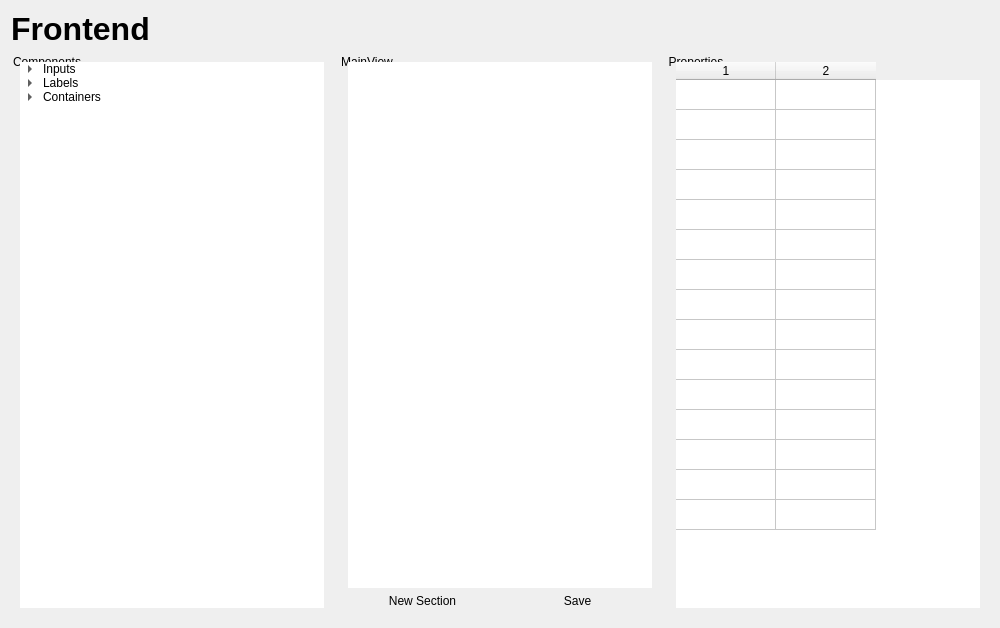
First picture: the form in src/components/frontend-dashboard/frontenddashboard.ui, repository RapidWebForge/RapidWebForgeApp, before the edit.
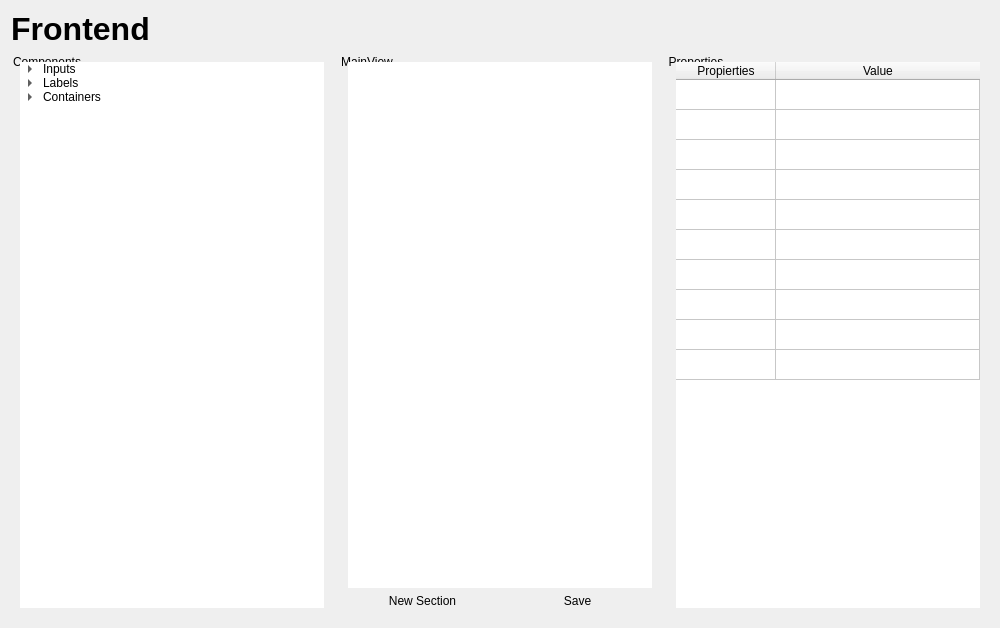
Second picture: the form after the edit.

The edit to the form file:
```diff
--- a/src/components/frontend-dashboard/frontenddashboard.ui
+++ b/src/components/frontend-dashboard/frontenddashboard.ui
@@ -171,11 +171,14 @@
        <layout class="QVBoxLayout" name="verticalLayoutProperties">
         <item>
          <widget class="QTableWidget" name="propertiesTable">
+          <property name="sizeAdjustPolicy">
+           <enum>QAbstractScrollArea::SizeAdjustPolicy::AdjustIgnored</enum>
+          </property>
           <property name="gridStyle">
            <enum>Qt::PenStyle::SolidLine</enum>
           </property>
           <property name="rowCount">
-           <number>15</number>
+           <number>10</number>
           </property>
           <property name="columnCount">
            <number>2</number>
@@ -189,6 +192,9 @@
           <attribute name="horizontalHeaderVisible">
            <bool>true</bool>
           </attribute>
+          <attribute name="horizontalHeaderStretchLastSection">
+           <bool>true</bool>
+          </attribute>
           <attribute name="verticalHeaderVisible">
            <bool>false</bool>
           </attribute>
@@ -202,13 +208,16 @@
           <row/>
           <row/>
           <row/>
-          <row/>
-          <row/>
-          <row/>
-          <row/>
-          <row/>
-          <column/>
-          <column/>
+          <column>
+           <property name="text">
+            <string>Propierties</string>
+           </property>
+          </column>
+          <column>
+           <property name="text">
+            <string>Value</string>
+           </property>
+          </column>
          </widget>
         </item>
        </layout>
```
